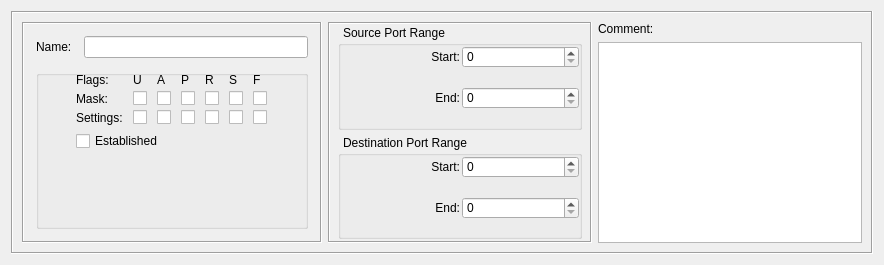
Old version of the form src/gui/tcpservicedialog_q.ui in the repository fwbuilder/fwbuilder.
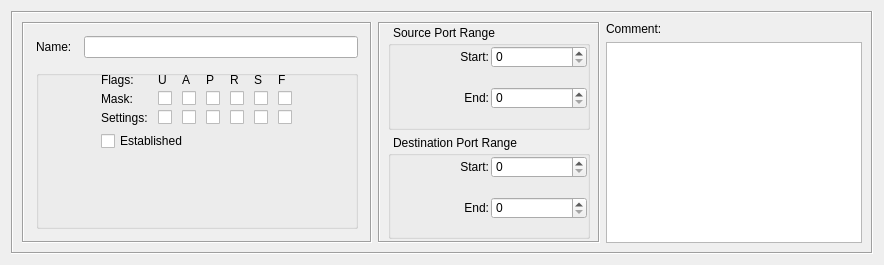
New version of the form.

Diff of the .ui file:
```diff
--- a/src/gui/tcpservicedialog_q.ui
+++ b/src/gui/tcpservicedialog_q.ui
@@ -41,13 +41,13 @@
         </property>
         <property name="minimumSize" >
          <size>
-          <width>300</width>
+          <width>350</width>
           <height>0</height>
          </size>
         </property>
         <property name="maximumSize" >
          <size>
-          <width>300</width>
+          <width>350</width>
           <height>16777215</height>
          </size>
         </property>
```
Left out of the diff: 1 changed line with no effect on the pictures.
